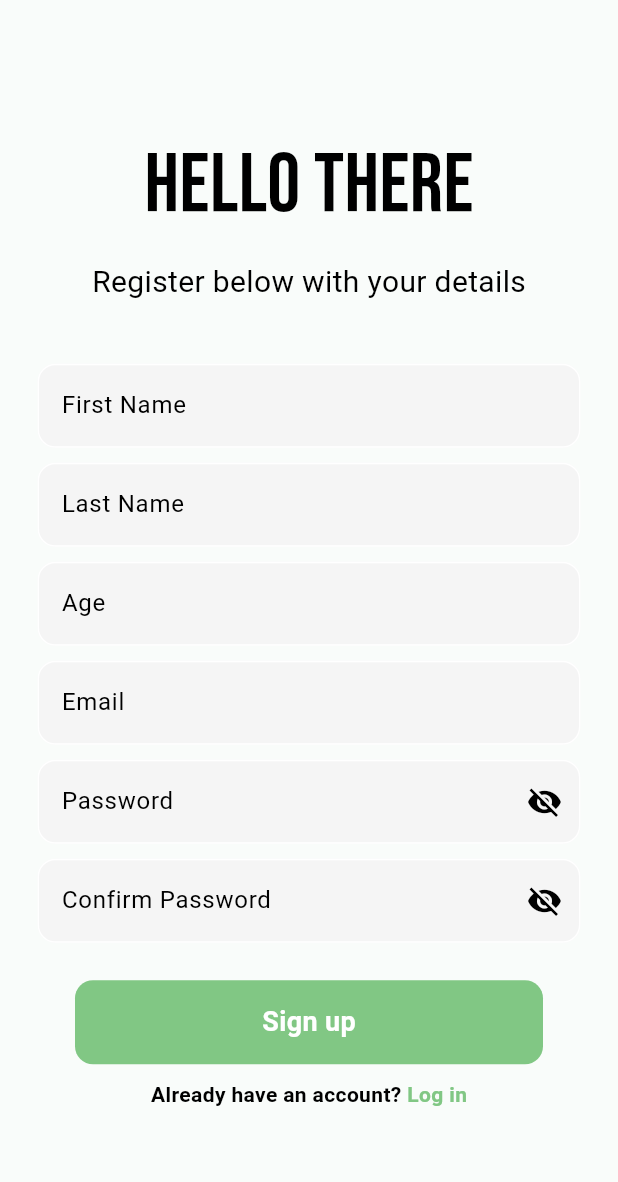
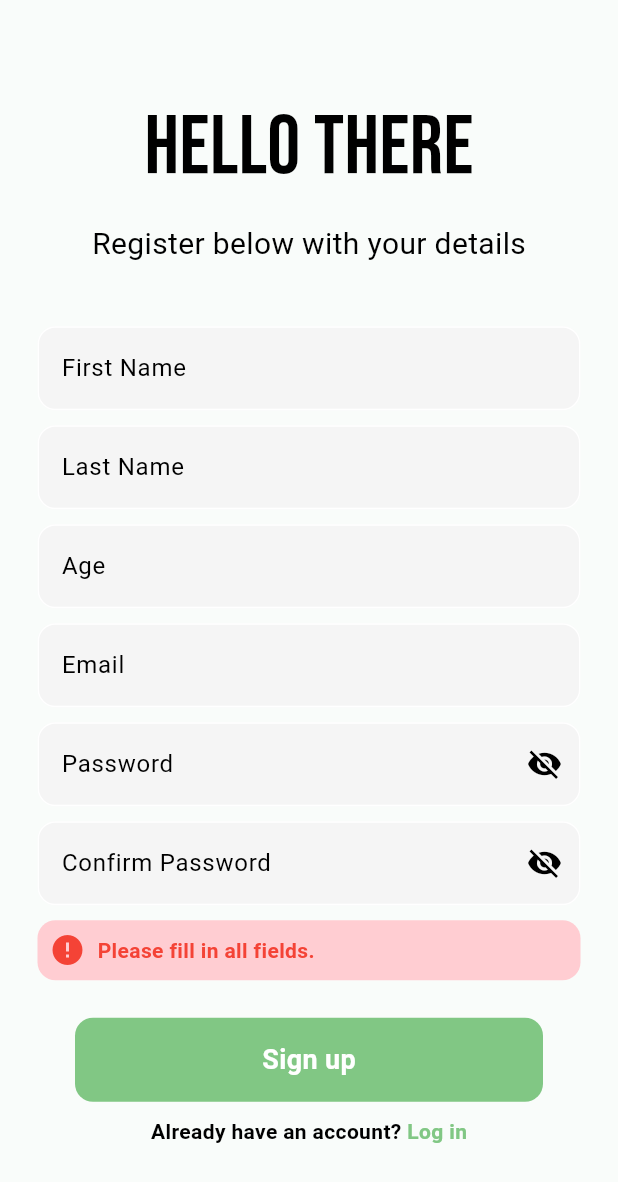
Before and after one commit to toska05/apapp, a Flutter app: the screen it shows after launch, after a tap on "Register Now", after a tap on "Sign up", on a phone screen of 412 x 824 dp. Shown: the top 1182 px of the screen. Run offline on Flutter 3.47's test engine with Material 3 defaults, Android fonts, the light colour scheme and no system bars; our stand-ins replace camera, cloud_firestore, firebase_auth, firebase_core, firebase_storage, flutter_riverpod and 10 more; missing offline and left inert: flutter_polyline_points, gal, google_mlkit_image_labeling; accounts and stored records are empty; network calls fail.

Commit message:
Error messages added

```diff
--- a/lib/pages/logging_in/login_page.dart
+++ b/lib/pages/logging_in/login_page.dart
@@ -12,21 +12,48 @@ class LoginPage extends StatefulWidget {
 }
 
 class _LoginPageState extends State<LoginPage> {
-  //text controllers
+  // Text controllers
   final _emailController = TextEditingController();
   final _passwordController = TextEditingController();
 
+  // Tracks whether the password is visible or not.
+  bool isPasswordVisible = false;
+
   Future signIn() async {
+    try {
       await FirebaseAuth.instance.signInWithEmailAndPassword(
         email: _emailController.text.trim(),
         password: _passwordController.text.trim(),
       );
+
+    } on FirebaseAuthException catch (e) {
+      // Display error message via a SnackBar
+      if (_emailController.text.trim().isEmpty || _passwordController.text.trim().isEmpty) {
+        ScaffoldMessenger.of(context).showSnackBar(
+          SnackBar(
+        content: Text('Please fill in all fields.'),
+        backgroundColor: Colors.red[600],
+          ),
+        );
+        return;
       }
 
-  bool isPasswordVisible = false;
+      ScaffoldMessenger.of(context).showSnackBar(
+        SnackBar(
+          content: Text(
+        e.code == 'user-not-found'
+            ? 'No user found for that email.'
+            : e.code == 'invalid-credential'
+            ? 'Invalid email or password.'
+            : 'An error occurred. Please try again later.',
+          ),
+          backgroundColor: Colors.red[600],
+        ),
+      );
+    }
+  }
 
   @override
-
   void dispose() {
     _emailController.dispose();
     _passwordController.dispose();
@@ -45,20 +72,16 @@ class _LoginPageState extends State<LoginPage> {
                 const SizedBox(height: 10),
                 Text(
                   'Hello Again',
-                  style: GoogleFonts.bebasNeue(
-                    fontSize: 55
-                  ),
+                  style: GoogleFonts.bebasNeue(fontSize: 55),
                 ),
                 const SizedBox(height: 10),
                 const Text(
                   'Welcome back, you\'ve been missed!',
-                  style: TextStyle(
-                    fontSize: 20,
-                  ),
+                  style: TextStyle(fontSize: 20),
                 ),
                 const SizedBox(height: 40),
 
-                //email
+                // Email field
                 Padding(
                   padding: const EdgeInsets.symmetric(horizontal: 25.0),
                   child: TextField(
@@ -69,31 +92,35 @@ class _LoginPageState extends State<LoginPage> {
                         borderRadius: BorderRadius.circular(12),
                       ),
                       focusedBorder: OutlineInputBorder(
-                        borderSide: BorderSide(color: const Color.fromARGB(255, 26, 14, 84)),
+                        borderSide: BorderSide(
+                          color: const Color.fromARGB(255, 26, 14, 84),
+                        ),
                         borderRadius: BorderRadius.circular(12),
                       ),
                       hintText: 'Email',
                       fillColor: Colors.grey[200],
                       filled: true,
                     ),
-                  )
+                  ),
                 ),
 
-                //password
                 const SizedBox(height: 10),
 
+                // Password field
                 Padding(
                   padding: const EdgeInsets.symmetric(horizontal: 25.0),
                   child: TextField(
                     controller: _passwordController,
-                    obscureText: isPasswordVisible,
+                    obscureText: !isPasswordVisible,
                     decoration: InputDecoration(
                       enabledBorder: OutlineInputBorder(
                         borderSide: BorderSide(color: Colors.white),
                         borderRadius: BorderRadius.circular(12),
                       ),
                       focusedBorder: OutlineInputBorder(
-                        borderSide: BorderSide(color: const Color.fromARGB(255, 26, 14, 84)),
+                        borderSide: BorderSide(
+                          color: const Color.fromARGB(255, 26, 14, 84),
+                        ),
                         borderRadius: BorderRadius.circular(12),
                       ),
                       hintText: 'Password',
@@ -101,16 +128,18 @@ class _LoginPageState extends State<LoginPage> {
                       filled: true,
                       suffixIcon: IconButton(
                         icon: Icon(
-                          isPasswordVisible ? Icons.visibility : Icons.visibility_off,
+                          isPasswordVisible
+                              ? Icons.visibility
+                              : Icons.visibility_off,
                         ),
                         onPressed: () {
                           setState(() {
                             isPasswordVisible = !isPasswordVisible;
                           });
                         },
-                      )
                       ),
-                  )
+                    ),
+                  ),
                 ),
 
                 // const SizedBox(height: 7),
@@ -138,42 +167,40 @@ class _LoginPageState extends State<LoginPage> {
                 //sign in button
                 const SizedBox(height: 15),
 
+                // Sign in button
                 Padding(
                   padding: const EdgeInsets.symmetric(horizontal: 50.0),
                   child: GestureDetector(
                     onTap: signIn,
                     child: Container(
-                      padding: EdgeInsets.all(15),
+                      padding: const EdgeInsets.all(15),
                       decoration: BoxDecoration(
                         color: Colors.green[300],
                         borderRadius: BorderRadius.circular(12),
                       ),
-                      child: Center(
+                      child: const Center(
                         child: Text(
                           'Sign in',
                           style: TextStyle(
                             color: Colors.white,
                             fontWeight: FontWeight.bold,
-                            fontSize: 18
-                          )
+                            fontSize: 18,
                           ),
-                      )
+                        ),
+                      ),
                     ),
                   ),
                 ),
 
                 const SizedBox(height: 10),
 
-                //register
-
+                // Register link
                 Row(
                   mainAxisAlignment: MainAxisAlignment.center,
                   children: [
-                    Text(
+                    const Text(
                       'Not a member? ',
-                      style: TextStyle(
-                      fontWeight: FontWeight.bold,
-                      ),
+                      style: TextStyle(fontWeight: FontWeight.bold),
                     ),
                     GestureDetector(
                       onTap: widget.showRegisterPage,
@@ -190,7 +217,7 @@ class _LoginPageState extends State<LoginPage> {
               ],
             ),
           ),
-        )
+        ),
       ),
     );
   }
--- a/lib/pages/logging_in/register_page.dart
+++ b/lib/pages/logging_in/register_page.dart
@@ -4,20 +4,18 @@ import 'package:google_fonts/google_fonts.dart';
 import 'package:firebase_auth/firebase_auth.dart';
 
 class RegisterPage extends StatefulWidget {
-  //hi
   final VoidCallback showLoginPage;
   const RegisterPage({
     Key? key,
     required this.showLoginPage,
   }) : super(key: key);
 
-
   @override
   State<RegisterPage> createState() => _RegisterPageState();
 }
 
 class _RegisterPageState extends State<RegisterPage> {
-//text controllers
+  // Text controllers
   final _emailController = TextEditingController();
   final _passwordController = TextEditingController();
   final _confirmpasswordController = TextEditingController();
@@ -26,6 +24,7 @@ class _RegisterPageState extends State<RegisterPage> {
   final _ageController = TextEditingController();
 
   bool isPasswordVisible = false;
+  String errorMessage = '';
 
   @override
   void dispose() {
@@ -39,43 +38,85 @@ class _RegisterPageState extends State<RegisterPage> {
   }
 
   Future signUp() async {
-    if (passwordConfirmed()){
-      //create user
-        final credentials = await FirebaseAuth.instance.createUserWithEmailAndPassword(
+    // Reset the error message at the start.
+    setState(() {
+      errorMessage = '';
+    });
+
+    // Check if any required field is empty.
+    if (_firstNameController.text.trim().isEmpty ||
+        _lastNameController.text.trim().isEmpty ||
+        _ageController.text.trim().isEmpty ||
+        _emailController.text.trim().isEmpty ||
+        _passwordController.text.trim().isEmpty ||
+        _confirmpasswordController.text.trim().isEmpty) {
+      setState(() {
+        errorMessage = 'Please fill in all fields.';
+      });
+      return;
+    }
+
+    // Check if passwords match.
+    if (!passwordConfirmed()) {
+      setState(() {
+        errorMessage =
+            'Passwords do not match. Please re-enter your password correctly.';
+      });
+      return;
+    }
+
+    try {
+      // Create the user
+      final credentials = await FirebaseAuth.instance
+          .createUserWithEmailAndPassword(
         email: _emailController.text.trim(),
         password: _passwordController.text.trim(),
       );
 
-      //add user data
-      addUserDetails(
+      // Add user details to Firestore
+      await addUserDetails(
         _firstNameController.text.trim(),
         _lastNameController.text.trim(),
         _emailController.text.trim(),
         credentials.user!.uid.trim(),
-        int.parse(_ageController.text.trim()), //converts int to text
+        int.parse(_ageController.text.trim()),
       );
+    } on FirebaseAuthException catch (e) {
+      setState(() {
+        errorMessage = getFriendlyErrorMessage(e.code, e.message);
+      });
     }
   }
 
-  Future addUserDetails(String firstName, String lastName, String email, String uid, int age) async {   //STring uid
-    await FirebaseFirestore.instance.collection('users').doc('uid').set({ //doc('uid').set
+  Future addUserDetails(String firstName, String lastName, String email,
+      String uid, int age) async {
+    await FirebaseFirestore.instance.collection('users').doc(uid).set({
       'first name': firstName,
       'last name': lastName,
       'email': email,
       'age': age,
     });
-
   }
 
   bool passwordConfirmed() {
-    if (_passwordController.text.trim() == _confirmpasswordController.text.trim()) {
-      return true;
-    } else {
-      return false;
+    return _passwordController.text.trim() ==
+        _confirmpasswordController.text.trim();
+  }
+
+  // Map Firebase error codes to user-friendly messages.
+  String getFriendlyErrorMessage(String errorCode, String? errorMessage) {
+    switch (errorCode) {
+      case 'invalid-password':
+        return "The provided value for the password user property is invalid. It must be a string with at least six characters.";
+      case 'email-already-in-use':
+        return "An account with that email already exists. Try logging in.";
+      case 'invalid-email':
+        return "The email address is invalid. Please check and try again.";
+      default:
+        return errorMessage ??
+            "An unexpected error occurred. Please try again later.";
     }
   }
-
-
 
   @override
   Widget build(BuildContext context) {
@@ -89,7 +130,7 @@ class _RegisterPageState extends State<RegisterPage> {
               Text(
                 'Hello There',
                 style: GoogleFonts.bebasNeue(
-                    fontSize: 55
+                  fontSize: 55,
                 ),
               ),
               const SizedBox(height: 10),
@@ -100,9 +141,7 @@ class _RegisterPageState extends State<RegisterPage> {
                 ),
               ),
               const SizedBox(height: 40),
-
-                //first name
-
+              // First name
               Padding(
                 padding: const EdgeInsets.symmetric(horizontal: 25.0),
                 child: TextField(
@@ -113,19 +152,18 @@ class _RegisterPageState extends State<RegisterPage> {
                       borderRadius: BorderRadius.circular(12),
                     ),
                     focusedBorder: OutlineInputBorder(
-                        borderSide: BorderSide(color: const Color.fromARGB(255, 26, 14, 84)),
+                      borderSide: BorderSide(
+                          color: const Color.fromARGB(255, 26, 14, 84)),
                       borderRadius: BorderRadius.circular(12),
                     ),
                     hintText: 'First Name',
                     fillColor: Colors.grey[100],
                     filled: true,
                   ),
-                  )
+                ),
               ),
               const SizedBox(height: 10),
-
-                // last name
-
+              // Last name
               Padding(
                 padding: const EdgeInsets.symmetric(horizontal: 25.0),
                 child: TextField(
@@ -136,19 +174,18 @@ class _RegisterPageState extends State<RegisterPage> {
                       borderRadius: BorderRadius.circular(12),
                     ),
                     focusedBorder: OutlineInputBorder(
-                        borderSide: BorderSide(color: const Color.fromARGB(255, 26, 14, 84)),
+                      borderSide: BorderSide(
+                          color: const Color.fromARGB(255, 26, 14, 84)),
                       borderRadius: BorderRadius.circular(12),
                     ),
                     hintText: 'Last Name',
                     fillColor: Colors.grey[100],
                     filled: true,
                   ),
-                  )
+                ),
               ),
               const SizedBox(height: 10),
-
-                //age
-
+              // Age
               Padding(
                 padding: const EdgeInsets.symmetric(horizontal: 25.0),
                 child: TextField(
@@ -159,18 +196,18 @@ class _RegisterPageState extends State<RegisterPage> {
                       borderRadius: BorderRadius.circular(12),
                     ),
                     focusedBorder: OutlineInputBorder(
-                        borderSide: BorderSide(color: const Color.fromARGB(255, 26, 14, 84)),
+                      borderSide: BorderSide(
+                          color: const Color.fromARGB(255, 26, 14, 84)),
                       borderRadius: BorderRadius.circular(12),
                     ),
                     hintText: 'Age',
                     fillColor: Colors.grey[100],
                     filled: true,
                   ),
-                  )
+                ),
               ),
               const SizedBox(height: 10),
-
-                //email
+              // Email
               Padding(
                 padding: const EdgeInsets.symmetric(horizontal: 25.0),
                 child: TextField(
@@ -181,31 +218,31 @@ class _RegisterPageState extends State<RegisterPage> {
                       borderRadius: BorderRadius.circular(12),
                     ),
                     focusedBorder: OutlineInputBorder(
-                        borderSide: BorderSide(color: const Color.fromARGB(255, 26, 14, 84)),
+                      borderSide: BorderSide(
+                          color: const Color.fromARGB(255, 26, 14, 84)),
                       borderRadius: BorderRadius.circular(12),
                     ),
                     hintText: 'Email',
                     fillColor: Colors.grey[100],
                     filled: true,
                   ),
-                  )
                 ),
-
-                //password
+              ),
               const SizedBox(height: 10),
-
+              // Password
               Padding(
                 padding: const EdgeInsets.symmetric(horizontal: 25.0),
                 child: TextField(
                   controller: _passwordController,
-                    obscureText: isPasswordVisible,
+                  obscureText: !isPasswordVisible,
                   decoration: InputDecoration(
                     enabledBorder: OutlineInputBorder(
                       borderSide: BorderSide(color: Colors.white),
                       borderRadius: BorderRadius.circular(12),
                     ),
                     focusedBorder: OutlineInputBorder(
-                        borderSide: BorderSide(color: const Color.fromARGB(255, 26, 14, 84)),
+                      borderSide: BorderSide(
+                          color: const Color.fromARGB(255, 26, 14, 84)),
                       borderRadius: BorderRadius.circular(12),
                     ),
                     hintText: 'Password',
@@ -213,33 +250,34 @@ class _RegisterPageState extends State<RegisterPage> {
                     filled: true,
                     suffixIcon: IconButton(
                       icon: Icon(
-                          isPasswordVisible ? Icons.visibility : Icons.visibility_off,
+                        isPasswordVisible
+                            ? Icons.visibility
+                            : Icons.visibility_off,
                       ),
                       onPressed: () {
                         setState(() {
                           isPasswordVisible = !isPasswordVisible;
                         });
                       },
-                      )
                     ),
-                  )
                   ),
-
-                //confirm password
+                ),
+              ),
               const SizedBox(height: 10),
-
+              // Confirm Password
               Padding(
                 padding: const EdgeInsets.symmetric(horizontal: 25.0),
                 child: TextField(
                   controller: _confirmpasswordController,
-                    obscureText: isPasswordVisible,
+                  obscureText: !isPasswordVisible,
                   decoration: InputDecoration(
                     enabledBorder: OutlineInputBorder(
                       borderSide: BorderSide(color: Colors.white),
                       borderRadius: BorderRadius.circular(12),
                     ),
                     focusedBorder: OutlineInputBorder(
-                        borderSide: BorderSide(color: const Color.fromARGB(255, 26, 14, 84)),
+                      borderSide: BorderSide(
+                          color: const Color.fromARGB(255, 26, 14, 84)),
                       borderRadius: BorderRadius.circular(12),
                     ),
                     hintText: 'Confirm Password',
@@ -247,53 +285,78 @@ class _RegisterPageState extends State<RegisterPage> {
                     filled: true,
                     suffixIcon: IconButton(
                       icon: Icon(
-                          isPasswordVisible ? Icons.visibility : Icons.visibility_off,
+                        isPasswordVisible
+                            ? Icons.visibility
+                            : Icons.visibility_off,
                       ),
                       onPressed: () {
                         setState(() {
                           isPasswordVisible = !isPasswordVisible;
                         });
                       },
-                      )
                     ),
-                  )
                   ),
-
-                //sign in button
+                ),
+              ),
+              const SizedBox(height: 10),
+              // Error message display in a friendly container
+              if (errorMessage.isNotEmpty)
+                Padding(
+                  padding: const EdgeInsets.symmetric(horizontal: 25.0),
+                  child: Container(
+                    padding: const EdgeInsets.all(8.0),
+                    decoration: BoxDecoration(
+                      color: Colors.red[100],
+                      borderRadius: BorderRadius.circular(12),
+                    ),
+                    child: Row(
+                      children: [
+                        const Icon(Icons.error, color: Colors.red),
+                        const SizedBox(width: 8),
+                        Expanded(
+                          child: Text(
+                            errorMessage,
+                            style: const TextStyle(
+                              color: Colors.red,
+                              fontWeight: FontWeight.w600,
+                            ),
+                          ),
+                        ),
+                      ],
+                    ),
+                  ),
+                ),
               const SizedBox(height: 25),
-
+              // Sign up button
               Padding(
                 padding: const EdgeInsets.symmetric(horizontal: 50.0),
                 child: GestureDetector(
                   onTap: signUp,
                   child: Container(
-                      padding: EdgeInsets.all(15),
+                    padding: const EdgeInsets.all(15),
                     decoration: BoxDecoration(
                       color: Colors.green[300],
                       borderRadius: BorderRadius.circular(12),
                     ),
-                      child: Center(
+                    child: const Center(
                       child: Text(
                         'Sign up',
                         style: TextStyle(
                           color: Colors.white,
                           fontWeight: FontWeight.bold,
-                            fontSize: 18
-                          )
-                        ),
-                      )
+                          fontSize: 18,
                         ),
                       ),
                     ),
-
+                  ),
+                ),
+              ),
               const SizedBox(height: 10),
-
-                //register
-
+              // Log in link
               Row(
                 mainAxisAlignment: MainAxisAlignment.center,
                 children: [
-                    Text(
+                  const Text(
                     'Already have an account? ',
                     style: TextStyle(
                       fontWeight: FontWeight.bold,
@@ -314,8 +377,7 @@ class _RegisterPageState extends State<RegisterPage> {
             ],
           ),
         ),
-        )
-      ),
+      )),
     );
   }
 }
```
Lines whose indentation alone changed are shown as unchanged.
